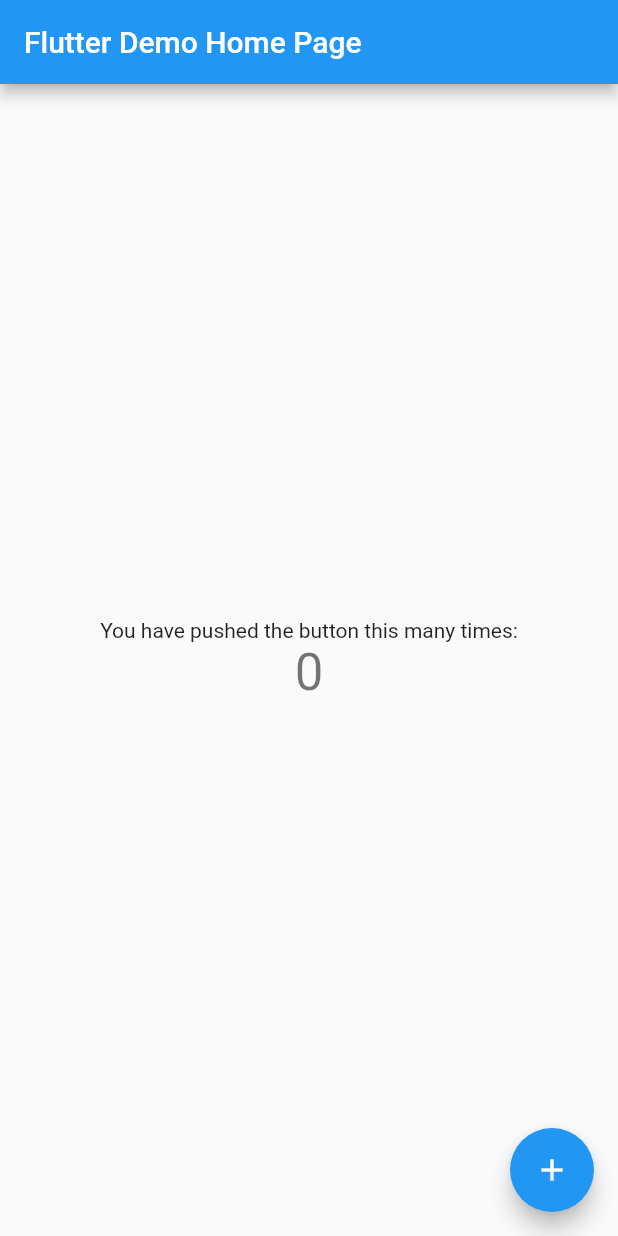
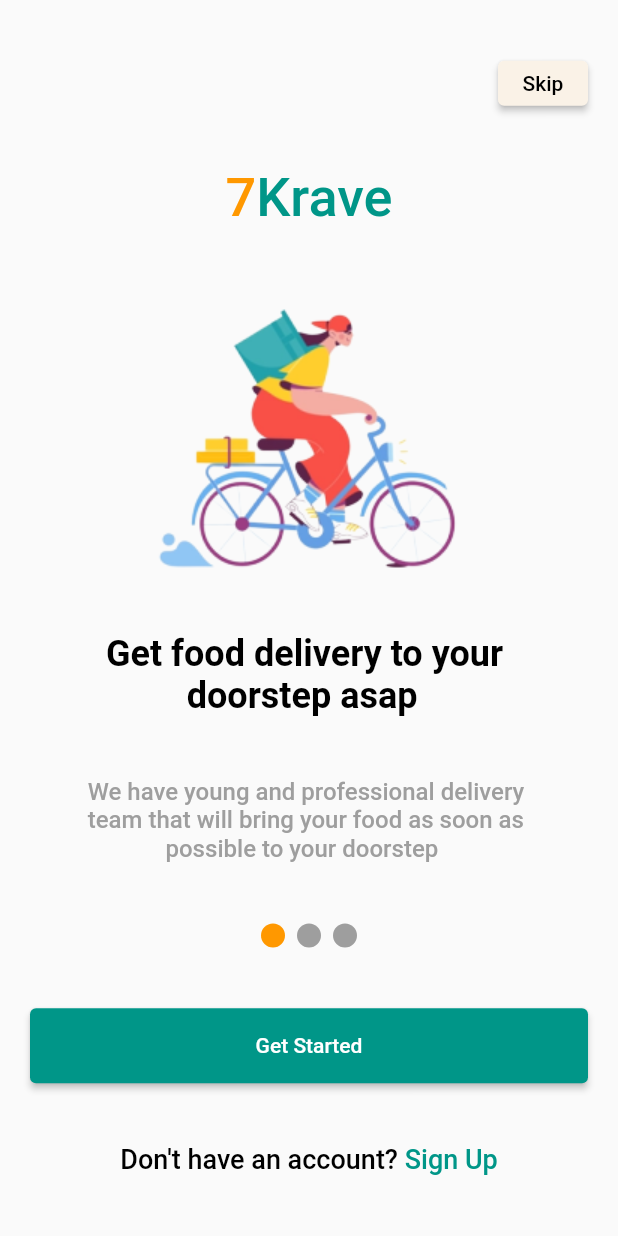
Before and after one commit to Mohamed-G2021/Algoriza_Flutter_Internship, a Flutter app: the screen it shows after launch, on a phone screen of 412 x 824 dp. Run offline on Flutter 3.47's test engine with Material 2 defaults, Android fonts, the phone set to English and light mode, and no system bars; drawn by our look-alikes of smooth_page_indicator.

Commit message:
created on boarding page

```diff
--- a/Task 1/internship_task1/lib/main.dart
+++ b/Task 1/internship_task1/lib/main.dart
@@ -1,4 +1,7 @@
 import 'package:flutter/material.dart';
+import 'package:internship_task1/pages/login_page.dart';
+import 'package:internship_task1/pages/on_boarding_page.dart';
+import 'package:internship_task1/pages/register_page.dart';
 
 void main() {
   runApp(const MyApp());
@@ -7,109 +10,17 @@
 class MyApp extends StatelessWidget {
   const MyApp({Key? key}) : super(key: key);
 
-  // This widget is the root of your application.
   @override
   Widget build(BuildContext context) {
+    final controller = PageController(initialPage: 0);
     return MaterialApp(
-      title: 'Flutter Demo',
-      theme: ThemeData(
-        // This is the theme of your application.
-        //
-        // Try running your application with "flutter run". You'll see the
-        // application has a blue toolbar. Then, without quitting the app, try
-        // changing the primarySwatch below to Colors.green and then invoke
-        // "hot reload" (press "r" in the console where you ran "flutter run",
-        // or simply save your changes to "hot reload" in a Flutter IDE).
-        // Notice that the counter didn't reset back to zero; the application
-        // is not restarted.
-        primarySwatch: Colors.blue,
-      ),
-      home: const MyHomePage(title: 'Flutter Demo Home Page'),
-    );
+        theme: ThemeData(primaryColor: Colors.teal),
+        debugShowCheckedModeBanner: false,
+        home: Scaffold(
+          body: PageView(
+            controller: controller,
+            children: const [OnBoardingPage(), LoginPage(), RegisterPage()],
+          ),
+        ));
   }
 }
-
-class MyHomePage extends StatefulWidget {
-  const MyHomePage({Key? key, required this.title}) : super(key: key);
-
-  // This widget is the home page of your application. It is stateful, meaning
-  // that it has a State object (defined below) that contains fields that affect
-  // how it looks.
-
-  // This class is the configuration for the state. It holds the values (in this
-  // case the title) provided by the parent (in this case the App widget) and
-  // used by the build method of the State. Fields in a Widget subclass are
-  // always marked "final".
-
-  final String title;
-
-  @override
-  State<MyHomePage> createState() => _MyHomePageState();
-}
-
-class _MyHomePageState extends State<MyHomePage> {
-  int _counter = 0;
-
-  void _incrementCounter() {
-    setState(() {
-      // This call to setState tells the Flutter framework that something has
-      // changed in this State, which causes it to rerun the build method below
-      // so that the display can reflect the updated values. If we changed
-      // _counter without calling setState(), then the build method would not be
-      // called again, and so nothing would appear to happen.
-      _counter++;
-    });
-  }
-
-  @override
-  Widget build(BuildContext context) {
-    // This method is rerun every time setState is called, for instance as done
-    // by the _incrementCounter method above.
-    //
-    // The Flutter framework has been optimized to make rerunning build methods
-    // fast, so that you can just rebuild anything that needs updating rather
-    // than having to individually change instances of widgets.
-    return Scaffold(
-      appBar: AppBar(
-        // Here we take the value from the MyHomePage object that was created by
-        // the App.build method, and use it to set our appbar title.
-        title: Text(widget.title),
-      ),
-      body: Center(
-        // Center is a layout widget. It takes a single child and positions it
-        // in the middle of the parent.
-        child: Column(
-          // Column is also a layout widget. It takes a list of children and
-          // arranges them vertically. By default, it sizes itself to fit its
-          // children horizontally, and tries to be as tall as its parent.
-          //
-          // Invoke "debug painting" (press "p" in the console, choose the
-          // "Toggle Debug Paint" action from the Flutter Inspector in Android
-          // Studio, or the "Toggle Debug Paint" command in Visual Studio Code)
-          // to see the wireframe for each widget.
-          //
-          // Column has various properties to control how it sizes itself and
-          // how it positions its children. Here we use mainAxisAlignment to
-          // center the children vertically; the main axis here is the vertical
-          // axis because Columns are vertical (the cross axis would be
-          // horizontal).
-          mainAxisAlignment: MainAxisAlignment.center,
-          children: <Widget>[
-            const Text(
-              'You have pushed the button this many times:',
-            ),
-            Text(
-              '$_counter',
-              style: Theme.of(context).textTheme.headline4,
-            ),
-          ],
-        ),
-      ),
-      floatingActionButton: FloatingActionButton(
-        onPressed: _incrementCounter,
-        tooltip: 'Increment',
-        child: const Icon(Icons.add),
-      ), // This trailing comma makes auto-formatting nicer for build methods.
-    );
-  }
-}
--- /dev/null
+++ b/Task 1/internship_task1/lib/pages/login_page.dart
@@ -0,0 +1,13 @@
+import 'package:flutter/material.dart';
+
+class LoginPage extends StatelessWidget {
+  static const routeName = '/login_page';
+  const LoginPage({Key? key}) : super(key: key);
+
+  @override
+  Widget build(BuildContext context) {
+    return const Scaffold(
+      backgroundColor: Colors.green,
+    );
+  }
+}
--- /dev/null
+++ b/Task 1/internship_task1/lib/pages/on_boarding_page.dart
@@ -0,0 +1,73 @@
+import 'package:flutter/material.dart';
+import 'package:internship_task1/ui_components/on_boarding_image.dart';
+import 'package:internship_task1/ui_components/rich_text_component.dart';
+import 'package:internship_task1/ui_components/button_component.dart';
+import 'package:internship_task1/ui_components/text_component.dart';
+import 'package:smooth_page_indicator/smooth_page_indicator.dart';
+
+class OnBoardingPage extends StatelessWidget {
+  static const routeName = '/on_boarding_page';
+  const OnBoardingPage({Key? key}) : super(key: key);
+  @override
+  Widget build(BuildContext context) {
+    final controller = PageController(initialPage: 0);
+
+    return Scaffold(
+      body: SafeArea(
+          child: Padding(
+        padding: const EdgeInsets.symmetric(
+          horizontal: 20,
+        ),
+        child: Column(
+          mainAxisAlignment: MainAxisAlignment.spaceEvenly,
+          children: [
+            Row(
+              children: const [
+                Expanded(
+                  child: SizedBox(),
+                ),
+                ButtonComponent(
+                  'Skip',
+                  30.0,
+                  60.0,
+                  Color(0xfffaf2e7),
+                  FontWeight.w500,
+                  Colors.black,
+                ),
+              ],
+            ),
+            const RichTextComponent('7', Colors.orange, 'Krave', Colors.teal,
+                36.0, FontWeight.w500),
+            const OnBoardingImage('assets/images/onboarding image1.png'),
+            const TextComponent(
+                'Get food delivery to your \n         doorstep asap',
+                24.0,
+                FontWeight.bold,
+                Colors.black),
+            const TextComponent(
+                'We have young and professional delivery \nteam that will bring your food as soon as \n             possible to your doorstep',
+                16.0,
+                FontWeight.w500,
+                Colors.grey),
+            SmoothPageIndicator(
+                controller: controller, // PageController
+                count: 3,
+                effect: const WormEffect(
+                    dotColor: Colors.grey,
+                    activeDotColor: Colors.orange), // your preferred effect
+                onDotClicked: (index) {}),
+            ButtonComponent(
+                'Get Started',
+                50,
+                MediaQuery.of(context).size.width,
+                Colors.teal,
+                FontWeight.w500,
+                Colors.white),
+            const RichTextComponent("Don't have an account?", Colors.black,
+                ' Sign Up', Colors.teal, 18.0, FontWeight.w500),
+          ],
+        ),
+      )),
+    );
+  }
+}
--- /dev/null
+++ b/Task 1/internship_task1/lib/pages/register_page.dart
@@ -0,0 +1,13 @@
+import 'package:flutter/material.dart';
+
+class RegisterPage extends StatelessWidget {
+  static const routeName = '/register_page';
+  const RegisterPage({Key? key}) : super(key: key);
+
+  @override
+  Widget build(BuildContext context) {
+    return const Scaffold(
+      backgroundColor: Colors.yellow,
+    );
+  }
+}
--- /dev/null
+++ b/Task 1/internship_task1/lib/ui_components/button_component.dart
@@ -0,0 +1,35 @@
+import 'package:flutter/material.dart';
+
+class ButtonComponent extends StatelessWidget {
+  final String buttonText;
+  final double buttonHeight;
+  final double buttonWidth;
+  final Color buttonColor;
+  final FontWeight buttonTextFont;
+  final Color buttonTextColor;
+  const ButtonComponent(this.buttonText, this.buttonHeight, this.buttonWidth,
+      this.buttonColor, this.buttonTextFont, this.buttonTextColor,
+      {Key? key})
+      : super(key: key);
+
+  @override
+  Widget build(BuildContext context) {
+    return SizedBox(
+      width: buttonWidth,
+      height: buttonHeight,
+      child: ElevatedButton(
+        onPressed: () {},
+        child: Text(
+          buttonText,
+          style: TextStyle(
+            color: buttonTextColor,
+            fontWeight: buttonTextFont,
+          ),
+        ),
+        style: ElevatedButton.styleFrom(
+          primary: buttonColor,
+        ),
+      ),
+    );
+  }
+}
--- /dev/null
+++ b/Task 1/internship_task1/lib/ui_components/on_boarding_image.dart
@@ -0,0 +1,11 @@
+import 'package:flutter/material.dart';
+
+class OnBoardingImage extends StatelessWidget {
+  final String imagePath;
+  const OnBoardingImage(this.imagePath, {Key? key}) : super(key: key);
+
+  @override
+  Widget build(BuildContext context) {
+    return Image.asset(imagePath);
+  }
+}
--- /dev/null
+++ b/Task 1/internship_task1/lib/ui_components/rich_text_component.dart
@@ -0,0 +1,37 @@
+import 'package:flutter/material.dart';
+
+class RichTextComponent extends StatelessWidget {
+  final String text1;
+  final Color text1Color;
+  final String text2;
+  final Color text2Color;
+  final double textSize;
+  final FontWeight textFont;
+
+  const RichTextComponent(this.text1, this.text1Color, this.text2,
+      this.text2Color, this.textSize, this.textFont,
+      {Key? key})
+      : super(key: key);
+
+  @override
+  Widget build(BuildContext context) {
+    return RichText(
+      text: TextSpan(
+          style: TextStyle(
+            color: Theme.of(context).primaryColor,
+            fontSize: textSize,
+            fontWeight: textFont,
+          ),
+          children: [
+            TextSpan(
+              text: text1,
+              style: TextStyle(color: text1Color),
+            ),
+            TextSpan(
+              text: text2,
+              style: TextStyle(color: text2Color),
+            )
+          ]),
+    );
+  }
+}
--- /dev/null
+++ b/Task 1/internship_task1/lib/ui_components/text_component.dart
@@ -0,0 +1,21 @@
+import 'package:flutter/material.dart';
+
+class TextComponent extends StatelessWidget {
+  final String writtenText;
+  final double textSize;
+  final FontWeight textFont;
+  final Color textColor;
+  const TextComponent(
+      this.writtenText, this.textSize, this.textFont, this.textColor,
+      {Key? key})
+      : super(key: key);
+
+  @override
+  Widget build(BuildContext context) {
+    return Text(
+      writtenText,
+      style:
+          TextStyle(fontSize: textSize, fontWeight: textFont, color: textColor),
+    );
+  }
+}
```
Also changed, not shown: Task 1/internship_task1/pubspec.yaml (+4 -4 lines), Task 1/internship_task1/assets/images/onboarding image1.png (added), Task 1/internship_task1/pubspec.lock.
